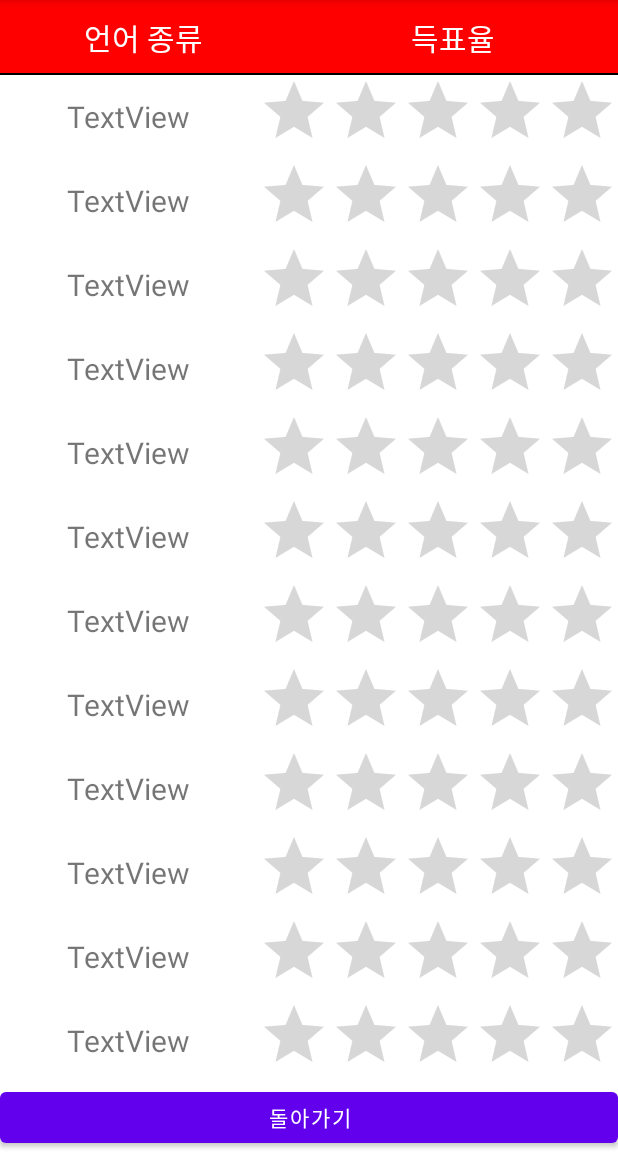
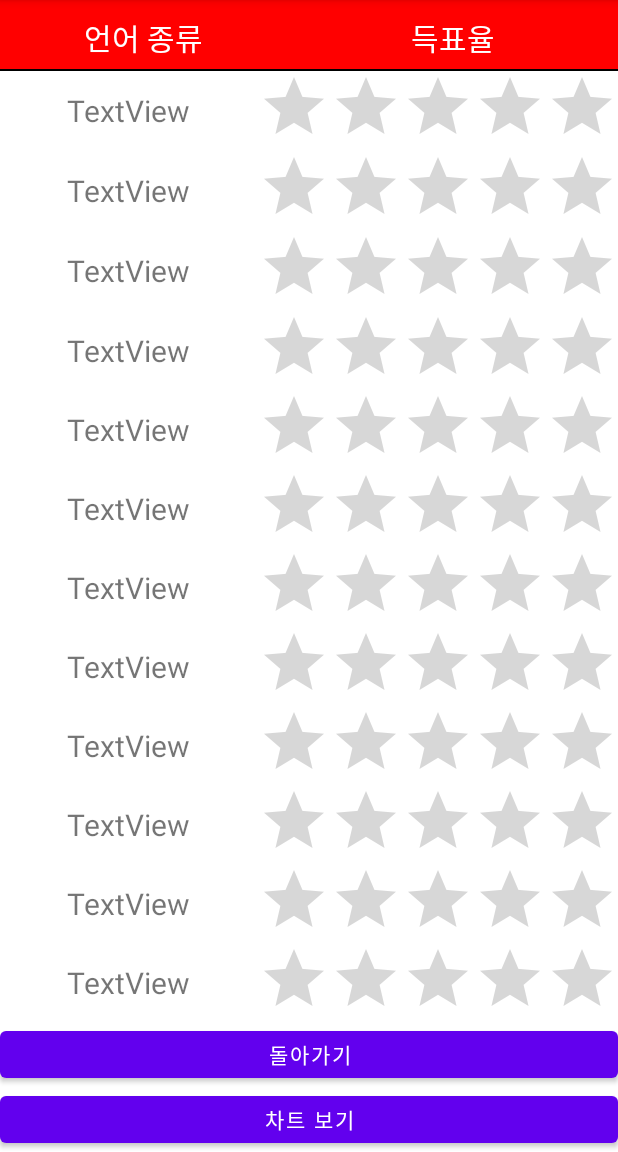
Before and after one commit to estellabridge/project_android, an Android app: the ResultActivity screen opened directly, with no data from a screen before it, on a phone screen of 412 x 824 dp, the part 84-1236 px from its top. Run offline under Robolectric (Android 15) with nearby library versions, the phone set to English and light mode, and no system bars; 3 statements that could not run were skipped.

Commit message:
MainActivity design

```diff
--- a/app/build.gradle
+++ b/app/build.gradle
@@ -32,6 +32,7 @@ dependencies {
     implementation 'androidx.appcompat:appcompat:1.5.1'
     implementation 'com.google.android.material:material:1.7.0'
     implementation 'androidx.constraintlayout:constraintlayout:2.1.4'
+    implementation 'com.github.PhilJay:MPAndroidChart:v3.1.0'
     testImplementation 'junit:junit:4.13.2'
     androidTestImplementation 'androidx.test.ext:junit:1.1.3'
     androidTestImplementation 'androidx.test.espresso:espresso-core:3.4.0'
--- a/app/src/main/java/com/example/myapplication/ResultActivity.java
+++ b/app/src/main/java/com/example/myapplication/ResultActivity.java
@@ -41,5 +41,16 @@ public class ResultActivity extends AppCompatActivity {
                 finish();
             }
         });
+
+        Button btnPieChart = (Button) findViewById(R.id.btnPieChart);
+        btnPieChart.setOnClickListener(new View.OnClickListener() {
+            @Override
+            public void onClick(View view) {
+                Intent sendIntent = new Intent(getApplicationContext(), Pie_Chart.class);
+                sendIntent.putExtra("imgName", imgName);
+                sendIntent.putExtra("voteCount", voteCount);
+                startActivity(sendIntent);
+            }
+        });
     }
 }
--- a/app/src/main/res/layout/result.xml
+++ b/app/src/main/res/layout/result.xml
@@ -300,5 +300,19 @@
                 android:layout_span="2"
                 android:text="돌아가기" />
         </TableRow>
+
+        <TableRow
+            android:layout_width="wrap_content"
+            android:layout_height="wrap_content"
+            android:background="#FFFFFF"
+            android:layout_weight="1">
+
+            <Button
+                android:id="@+id/btnPieChart"
+                android:layout_width="wrap_content"
+                android:layout_height="wrap_content"
+                android:layout_span="2"
+                android:text="차트 보기" />
+        </TableRow>
     </TableLayout>
 </androidx.constraintlayout.widget.ConstraintLayout>
--- a/settings.gradle
+++ b/settings.gradle
@@ -10,6 +10,7 @@ dependencyResolutionManagement {
     repositories {
         google()
         mavenCentral()
+        maven { url "https://jitpack.io" }
     }
 }
 rootProject.name = "My Application"
```
Also changed, not shown: app/src/main/AndroidManifest.xml (+9 -2 lines), app/src/main/java/com/example/myapplication/Pie_Chart.java (added, +57 -0 lines), app/src/main/res/layout/activity_pie_chart.xml (added, +32 -0 lines), 1 other file.
